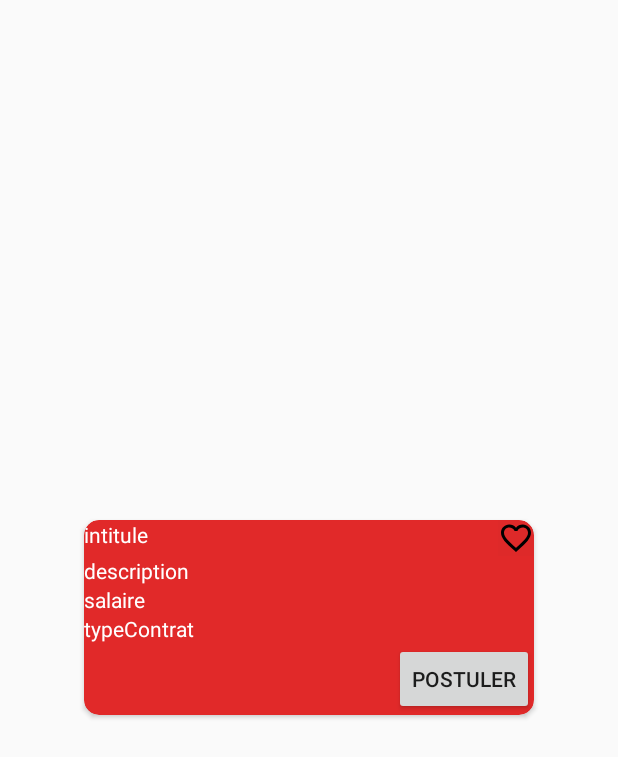
After one commit to Sedfik/Job-Finder, an Android app: the layout offer_card_view.xml on its own in the app's theme, with its tools: preview values and no code run, on a phone screen of 412 x 824 dp. The commit adds this screen. Shown: the top 757 px of the screen. Run offline under Robolectric (Android 15) with nearby library versions, the phone set to English and light mode, and no system bars.

Commit message:
Maj projet

```diff
--- /dev/null
+++ b/job_finder/app/src/main/res/drawable/ic_favorite_border_black_24dp.xml
@@ -0,0 +1,9 @@
+<vector xmlns:android="http://schemas.android.com/apk/res/android"
+        android:width="24dp"
+        android:height="24dp"
+        android:viewportWidth="24.0"
+        android:viewportHeight="24.0">
+    <path
+        android:fillColor="#FF000000"
+        android:pathData="M16.5,3c-1.74,0 -3.41,0.81 -4.5,2.09C10.91,3.81 9.24,3 7.5,3 4.42,3 2,5.42 2,8.5c0,3.78 3.4,6.86 8.55,11.54L12,21.35l1.45,-1.32C18.6,15.36 22,12.28 22,8.5 22,5.42 19.58,3 16.5,3zM12.1,18.55l-0.1,0.1 -0.1,-0.1C7.14,14.24 4,11.39 4,8.5 4,6.5 5.5,5 7.5,5c1.54,0 3.04,0.99 3.57,2.36h1.87C13.46,5.99 14.96,5 16.5,5c2,0 3.5,1.5 3.5,3.5 0,2.89 -3.14,5.74 -7.9,10.05z"/>
+</vector>
--- a/job_finder/app/src/main/res/layout/activity_main.xml
+++ b/job_finder/app/src/main/res/layout/activity_main.xml
@@ -13,7 +13,7 @@
             android:layout_height="match_parent"
 
             android:id="@+id/fragment_container"
-            android:name="com.example.job_finder.ProfileFragment">
+            android:name="com.example.job_finder.FormFragment">
 
         </fragment>
     </FrameLayout>
--- /dev/null
+++ b/job_finder/app/src/main/res/layout/offer_card_view.xml
@@ -0,0 +1,81 @@
+<?xml version="1.0" encoding="utf-8"?>
+
+<androidx.cardview.widget.CardView
+    xmlns:android="http://schemas.android.com/apk/res/android"
+    xmlns:app="http://schemas.android.com/apk/res-auto"
+    android:layout_width="300dp"
+    android:layout_height="wrap_content"
+    app:cardCornerRadius="10dp"
+    android:id="@+id/offerCard"
+    app:cardBackgroundColor="#E12929"
+    android:layout_marginTop="5dp"
+    android:layout_margin="10dp"
+    android:layout_gravity="center">
+
+    <LinearLayout
+        android:layout_width="match_parent"
+        android:layout_height="wrap_content"
+        android:orientation="vertical">
+
+        <GridLayout
+            android:layout_width="match_parent"
+            android:layout_height="match_parent"
+            android:layout_weight="2"
+            android:columnCount="4"
+            android:rowCount="5">
+
+            <TextView
+                android:id="@+id/intitule"
+                android:layout_width="wrap_content"
+                android:layout_height="wrap_content"
+                android:layout_row="0"
+                android:layout_column="0"
+                android:text="intitule"
+                android:textColor="@android:color/white"/>
+
+            <TextView
+                android:id="@+id/description"
+                android:layout_width="wrap_content"
+                android:layout_height="wrap_content"
+                android:layout_row="1"
+                android:layout_column="0"
+                android:text="description"
+                android:textColor="@android:color/white"/>
+
+            <ImageButton
+                android:layout_width="wrap_content"
+                android:layout_height="wrap_content"
+                android:layout_row="0"
+                android:layout_column="3"
+                android:background="@color/cardview_shadow_end_color"
+                android:src="@drawable/ic_favorite_border_black_24dp" />
+
+            <TextView
+                android:id="@+id/salaire"
+                android:layout_width="wrap_content"
+                android:layout_height="wrap_content"
+                android:layout_row="2"
+                android:layout_column="0"
+                android:text="salaire"
+                android:textColor="@android:color/white"/>
+
+            <TextView
+                android:id="@+id/typeContrat"
+                android:layout_width="wrap_content"
+                android:layout_height="wrap_content"
+                android:layout_row="3"
+                android:layout_column="0"
+                android:text="typeContrat"
+                android:textColor="@android:color/white"/>
+
+
+        </GridLayout>
+
+        <Button
+            android:id="@+id/btnPostuler"
+            android:layout_width="wrap_content"
+            android:layout_height="wrap_content"
+            android:layout_gravity="right"
+            android:text="Postuler" />
+    </LinearLayout>
+</androidx.cardview.widget.CardView>
```
Also changed, not shown: job_finder/app/src/main/java/com/example/job_finder/FavoriteFragment.java (added, +42 -0 lines), job_finder/app/src/main/java/com/example/job_finder/FormFragment.java (added, +66 -0 lines), job_finder/app/src/main/java/com/example/job_finder/MainActivity.java (+51 -2 lines), job_finder/app/src/main/java/com/example/job_finder/MapInfoFragment.java (+41 -26 lines), job_finder/app/src/main/java/com/example/job_finder/Offer.java (+20 -5 lines), job_finder/app/src/main/java/com/example/job_finder/OfferAdapter.java (added, +38 -0 lines), job_finder/app/src/main/java/com/example/job_finder/OfferListSingleton.java (added, +48 -0 lines), job_finder/app/src/main/java/com/example/job_finder/OfferViewHolder.java (added, +25 -0 lines), job_finder/app/src/main/java/com/example/job_finder/ProfileFragment.java (+30 -1 lines), job_finder/app/src/main/res/drawable/ic_mood_black_24dp.xml (added, +9 -0 lines), job_finder/app/src/main/res/layout/favorites_fragment_layout.xml (+18 -32 lines), job_finder/app/src/main/res/layout/form_fragment_layout.xml (added, +80 -0 lines), job_finder/app/src/main/res/layout/map_info_fragment_layout.xml (+13 -3 lines), job_finder/app/src/main/res/layout/profile_fragment_layout.xml (+48 -33 lines).
